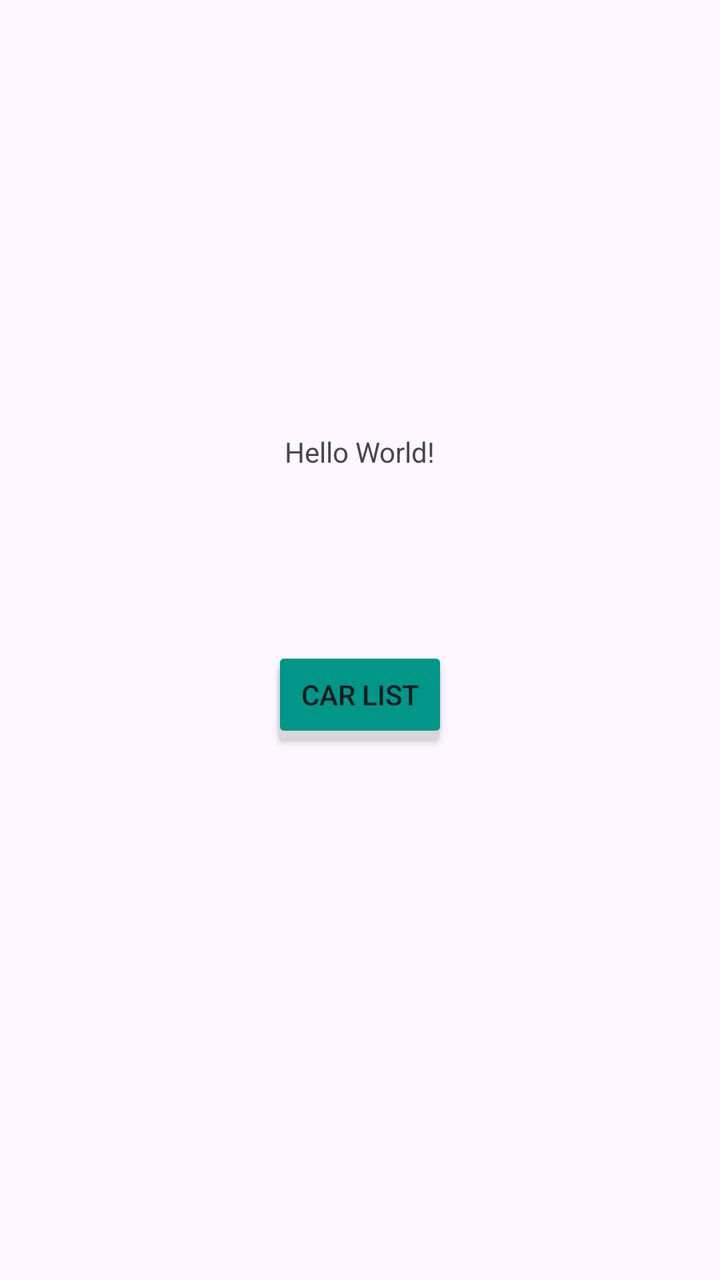
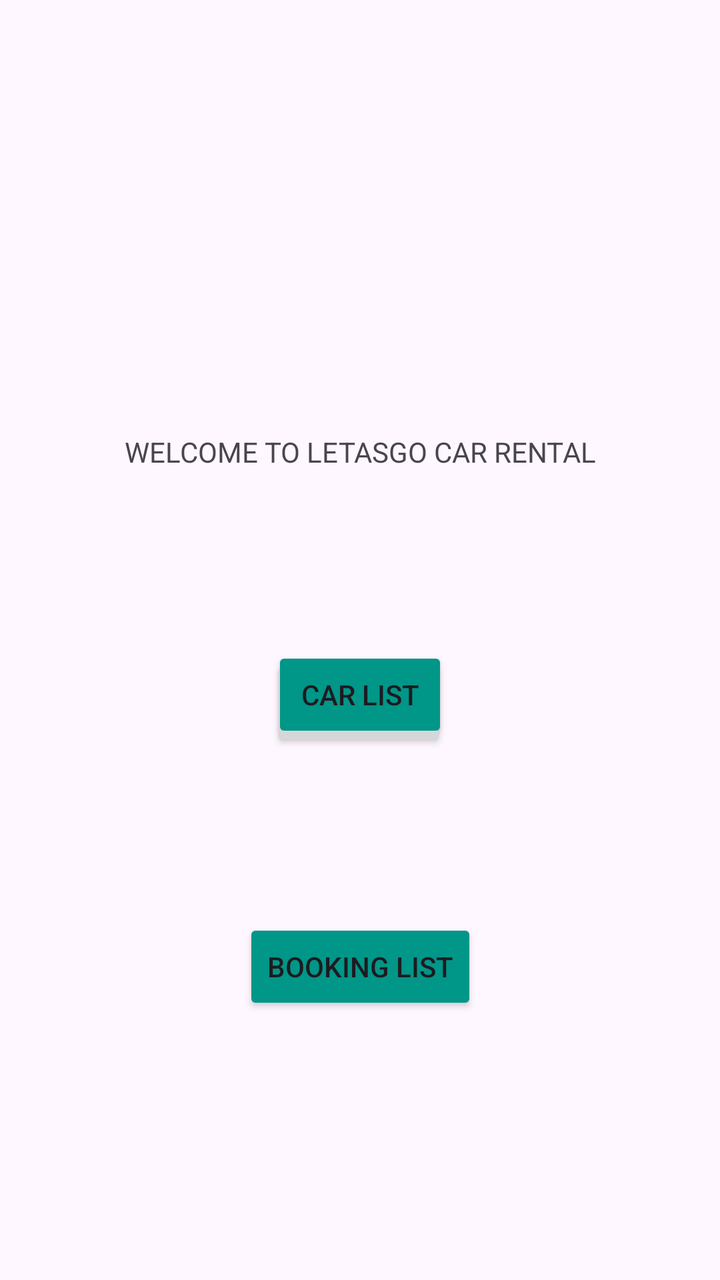

Before-and-after screenshots of an Android layout around one commit, followed by the original layout XML and the change that was made.
<!-- AndroidManifest.xml: application theme Theme.Lab_REST -->
<!-- res/layout/activity_main.xml -->
<?xml version="1.0" encoding="utf-8"?>
<androidx.constraintlayout.widget.ConstraintLayout xmlns:android="http://schemas.android.com/apk/res/android"
    xmlns:app="http://schemas.android.com/apk/res-auto"
    xmlns:tools="http://schemas.android.com/tools"
    android:id="@+id/main"
    android:layout_width="match_parent"
    android:layout_height="match_parent"
    tools:context=".MainActivity">

    <TextView
        android:id="@+id/tvHello"
        android:layout_width="wrap_content"
        android:layout_height="wrap_content"
        android:text="Hello World!"
        app:layout_constraintBottom_toTopOf="@+id/btnLogout"
        app:layout_constraintEnd_toEndOf="parent"
        app:layout_constraintStart_toStartOf="parent"
        app:layout_constraintTop_toTopOf="parent"
        app:layout_constraintVertical_bias="0.7" />

    <Button
        android:id="@+id/btnLogout"
        android:layout_width="wrap_content"
        android:layout_height="wrap_content"
        android:layout_marginBottom="264dp"
        android:text="LOGOUT"
        android:onClick="logoutClicked"
        app:layout_constraintBottom_toBottomOf="parent"
        app:layout_constraintEnd_toEndOf="parent"
        app:layout_constraintHorizontal_bias="0.498"
        app:layout_constraintStart_toStartOf="parent" />

    <Button
        android:id="@+id/btnCarList"
        android:layout_width="wrap_content"
        android:layout_height="wrap_content"
        android:layout_marginTop="88dp"
        android:text="CAR LIST"
        android:onClick="carListClicked"
        android:textColorLink="#E91E63"
        android:backgroundTint="#009688"
        app:layout_constraintEnd_toEndOf="parent"
        app:layout_constraintStart_toStartOf="parent"
        app:layout_constraintTop_toBottomOf="@+id/tvHello" />

</androidx.constraintlayout.widget.ConstraintLayout>
<!-- resources referenced by this layout -->
<resources>
  <style name="Theme.Lab_REST" parent="Base.Theme.Lab_REST" />
  <style name="Base.Theme.Lab_REST" parent="Theme.Material3.DayNight.NoActionBar">
          
          
      </style>
</resources>

<!-- the commit's change to res/layout/activity_main.xml (unified diff, before → after) -->
@@ -11,7 +11,7 @@
         android:id="@+id/tvHello"
         android:layout_width="wrap_content"
         android:layout_height="wrap_content"
-        android:text="Hello World!"
+        android:text="WELCOME TO LETASGO CAR RENTAL"
         app:layout_constraintBottom_toTopOf="@+id/btnLogout"
         app:layout_constraintEnd_toEndOf="parent"
         app:layout_constraintStart_toStartOf="parent"
@@ -43,4 +43,17 @@
         app:layout_constraintStart_toStartOf="parent"
         app:layout_constraintTop_toBottomOf="@+id/tvHello" />
 
+    <Button
+        android:id="@+id/btnBookingList"
+        android:layout_width="wrap_content"
+        android:layout_height="wrap_content"
+        android:layout_marginTop="88dp"
+        android:text="BOOKING LIST"
+        android:onClick="bookingListClicked"
+        android:textColorLink="#E91E63"
+        android:backgroundTint="#009688"
+        app:layout_constraintEnd_toEndOf="parent"
+        app:layout_constraintStart_toStartOf="parent"
+        app:layout_constraintTop_toBottomOf="@+id/btnCarList" />
+
 </androidx.constraintlayout.widget.ConstraintLayout>
